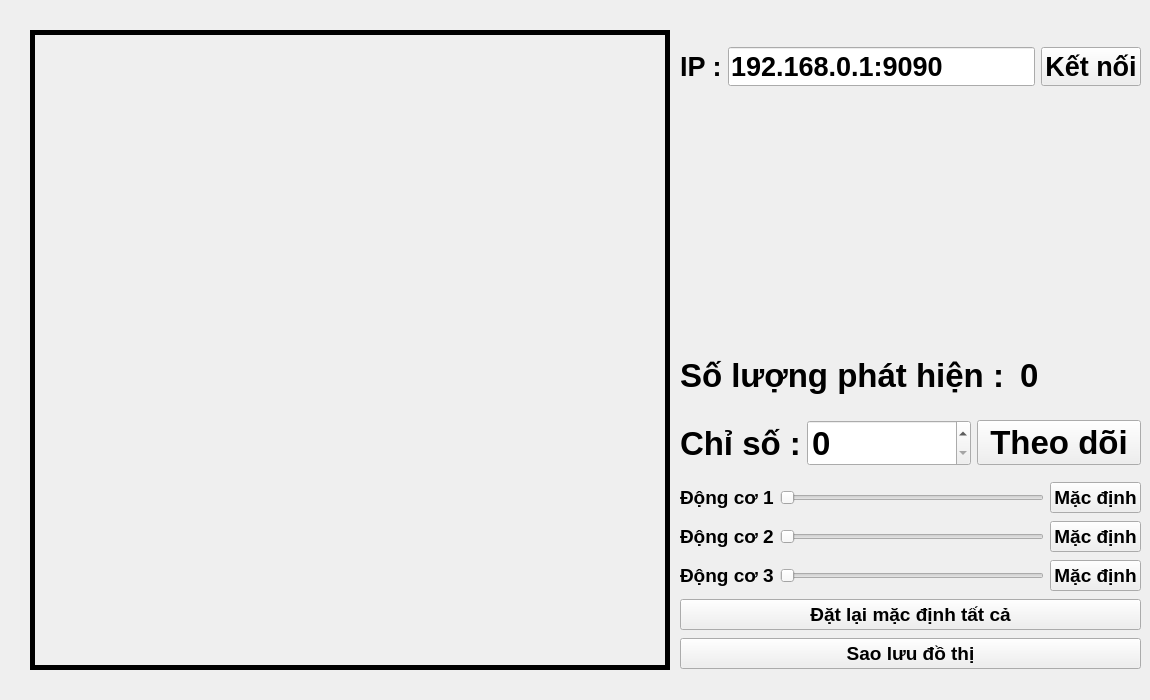
Qt form ui/v1.ui (phn1712002/System_Tracking_Drone) before a commit.
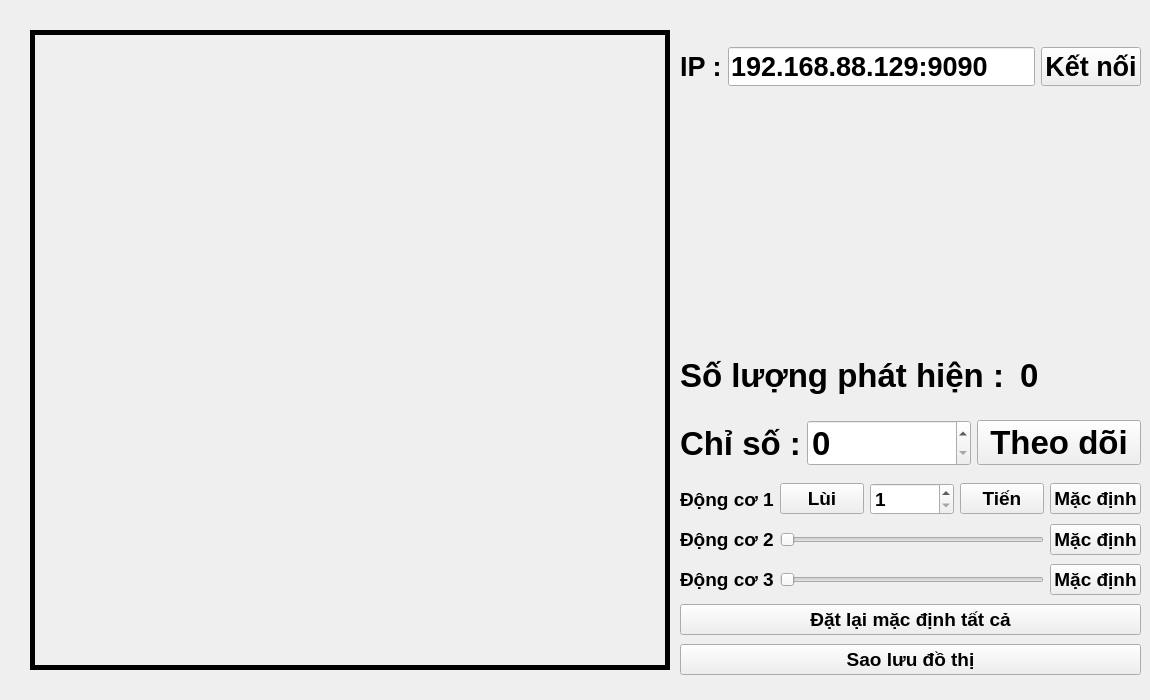
The same form after that commit.

Diff of the .ui file:
```diff
--- a/ui/v1.ui
+++ b/ui/v1.ui
@@ -81,7 +81,7 @@
       <x>680</x>
       <y>480</y>
       <width>461</width>
-      <height>196</height>
+      <height>198</height>
      </rect>
     </property>
     <layout class="QGridLayout" name="gridLayout_1">
@@ -100,7 +100,7 @@
       </widget>
      </item>
      <item row="1" column="1">
-      <widget class="QSlider" name="sli_wx">
+      <widget class="QSlider" name="sli_wz">
        <property name="font">
         <font>
          <pointsize>14</pointsize>
@@ -127,41 +127,7 @@
        </property>
       </widget>
      </item>
-     <item row="0" column="1">
-      <widget class="QSlider" name="sli_vx">
-       <property name="font">
-        <font>
-         <pointsize>14</pointsize>
-         <bold>true</bold>
-         <hintingpreference>PreferDefaultHinting</hintingpreference>
-        </font>
-       </property>
-       <property name="pageStep">
-        <number>1</number>
-       </property>
-       <property name="value">
-        <number>0</number>
-       </property>
-       <property name="orientation">
-        <enum>Qt::Orientation::Horizontal</enum>
-       </property>
-      </widget>
-     </item>
      <item row="2" column="2">
-      <widget class="QPushButton" name="btn_reset_wz">
-       <property name="font">
-        <font>
-         <pointsize>14</pointsize>
-         <bold>true</bold>
-         <hintingpreference>PreferDefaultHinting</hintingpreference>
-        </font>
-       </property>
-       <property name="text">
-        <string>Mặc định</string>
-       </property>
-      </widget>
-     </item>
-     <item row="1" column="2">
       <widget class="QPushButton" name="btn_reset_wx">
        <property name="font">
         <font>
@@ -175,8 +141,22 @@
        </property>
       </widget>
      </item>
+     <item row="1" column="2">
+      <widget class="QPushButton" name="btn_reset_wz">
+       <property name="font">
+        <font>
+         <pointsize>14</pointsize>
+         <bold>true</bold>
+         <hintingpreference>PreferDefaultHinting</hintingpreference>
+        </font>
+       </property>
+       <property name="text">
+        <string>Mặc định</string>
+       </property>
+      </widget>
+     </item>
      <item row="2" column="1">
-      <widget class="QSlider" name="sli_wz">
+      <widget class="QSlider" name="sli_wx">
        <property name="font">
         <font>
          <pointsize>14</pointsize>
@@ -245,6 +225,55 @@
        </property>
       </widget>
      </item>
+     <item row="0" column="1">
+      <layout class="QHBoxLayout" name="horizontalLayout">
+       <item>
+        <widget class="QPushButton" name="btn_vx_bw">
+         <property name="font">
+          <font>
+           <pointsize>14</pointsize>
+           <bold>true</bold>
+           <hintingpreference>PreferDefaultHinting</hintingpreference>
+          </font>
+         </property>
+         <property name="text">
+          <string>Lùi</string>
+         </property>
+        </widget>
+       </item>
+       <item>
+        <widget class="QSpinBox" name="rotation_vx">
+         <property name="font">
+          <font>
+           <pointsize>14</pointsize>
+           <bold>true</bold>
+           <hintingpreference>PreferDefaultHinting</hintingpreference>
+          </font>
+         </property>
+         <property name="minimum">
+          <number>1</number>
+         </property>
+         <property name="maximum">
+          <number>100</number>
+         </property>
+        </widget>
+       </item>
+       <item>
+        <widget class="QPushButton" name="btn_vx_fw">
+         <property name="font">
+          <font>
+           <pointsize>14</pointsize>
+           <bold>true</bold>
+           <hintingpreference>PreferDefaultHinting</hintingpreference>
+          </font>
+         </property>
+         <property name="text">
+          <string>Tiến</string>
+         </property>
+        </widget>
+       </item>
+      </layout>
+     </item>
     </layout>
    </widget>
    <widget class="QWidget" name="layoutWidget">
@@ -400,7 +429,7 @@
         </font>
        </property>
        <property name="text">
-        <string>192.168.0.1:9090</string>
+        <string>192.168.88.129:9090</string>
        </property>
       </widget>
      </item>
```
Left out of the diff: 5 changed lines with no effect on the pictures.
